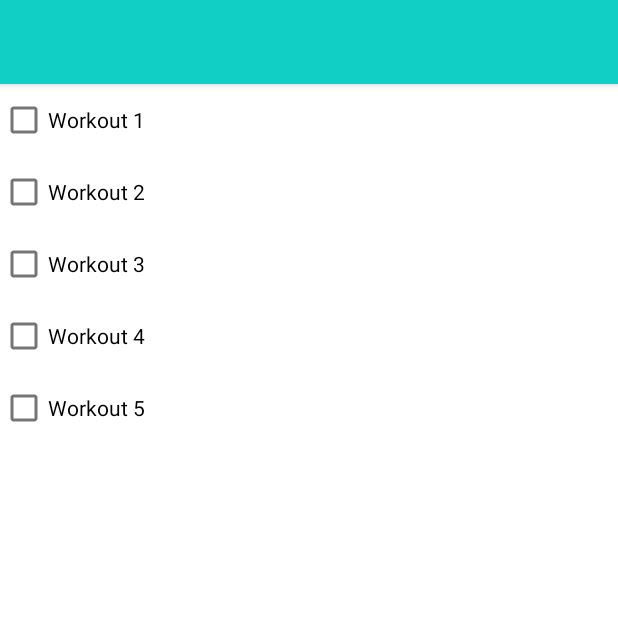
After one commit to lewismuchoki/android-coursework, an Android app: the ExerciseScreen screen opened directly, with no data from a screen before it, on a phone screen of 412 x 824 dp, the top half of it. The commit adds this screen. Run offline under Robolectric (Android 15) with nearby library versions, the phone set to English and light mode, and no system bars; Roboto replaces fonts that are not available here.

Commit message:
Updated screens

```diff
--- /dev/null
+++ b/app/src/main/java/com/example/androidcoursework/ExerciseScreen.java
@@ -0,0 +1,14 @@
+package com.example.androidcoursework;
+
+import android.os.Bundle;
+
+import androidx.appcompat.app.AppCompatActivity;
+
+public class ExerciseScreen extends AppCompatActivity {
+
+    @Override
+    protected void onCreate(Bundle savedInstanceState) {
+        super.onCreate(savedInstanceState);
+        setContentView(R.layout.activity_exercise_screen);
+    }
+}
--- /dev/null
+++ b/app/src/main/res/layout/activity_exercise_screen.xml
@@ -0,0 +1,56 @@
+<?xml version="1.0" encoding="utf-8"?>
+<androidx.constraintlayout.widget.ConstraintLayout xmlns:android="http://schemas.android.com/apk/res/android"
+    xmlns:app="http://schemas.android.com/apk/res-auto"
+    xmlns:tools="http://schemas.android.com/tools"
+    android:layout_width="match_parent"
+    android:layout_height="match_parent">
+
+    <LinearLayout
+        android:id="@+id/linearLayout2"
+        android:layout_width="0dp"
+        android:layout_height="0dp"
+        android:orientation="vertical"
+        app:layout_constraintBottom_toBottomOf="parent"
+        app:layout_constraintEnd_toEndOf="parent"
+        app:layout_constraintStart_toStartOf="parent"
+        app:layout_constraintTop_toTopOf="parent">
+
+        <include
+            android:id="@+id/content"
+            layout="@layout/toolbar_layout"
+            android:layout_width="match_parent"
+            android:layout_height="wrap_content" />
+
+        <CheckBox
+            android:id="@+id/checkBox"
+            android:layout_width="match_parent"
+            android:layout_height="wrap_content"
+            android:text="Workout 1" />
+
+        <CheckBox
+            android:id="@+id/checkBox2"
+            android:layout_width="match_parent"
+            android:layout_height="wrap_content"
+            android:text="Workout 2" />
+
+        <CheckBox
+            android:id="@+id/checkBox3"
+            android:layout_width="match_parent"
+            android:layout_height="wrap_content"
+            android:text="Workout 3" />
+
+        <CheckBox
+            android:id="@+id/checkBox4"
+            android:layout_width="match_parent"
+            android:layout_height="wrap_content"
+            android:text="Workout 4" />
+
+        <CheckBox
+            android:id="@+id/checkBox5"
+            android:layout_width="422dp"
+            android:layout_height="wrap_content"
+            android:text="Workout 5" />
+
+    </LinearLayout>
+
+</androidx.constraintlayout.widget.ConstraintLayout>
```
Also changed, not shown: app/src/main/AndroidManifest.xml (+10 -4 lines), app/src/main/java/com/example/androidcoursework/DifficultyLevel.java (added, +48 -0 lines), app/src/main/java/com/example/androidcoursework/WorkoutsFragment.java (+41 -0 lines), app/src/main/res/layout/difficulty_level.xml (+11 -4 lines), app/src/main/res/layout/exercises_screen.xml (deleted, +0 -56 lines), app/src/main/res/layout/fragment_workouts.xml (+15 -6 lines), 1 other file.
